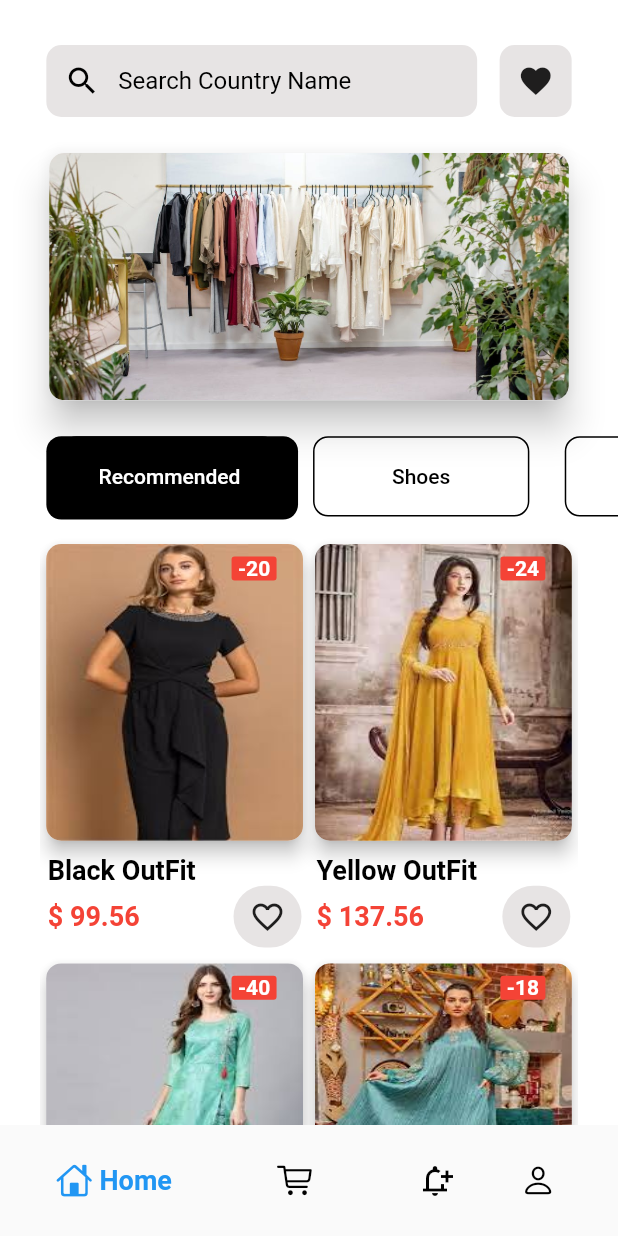
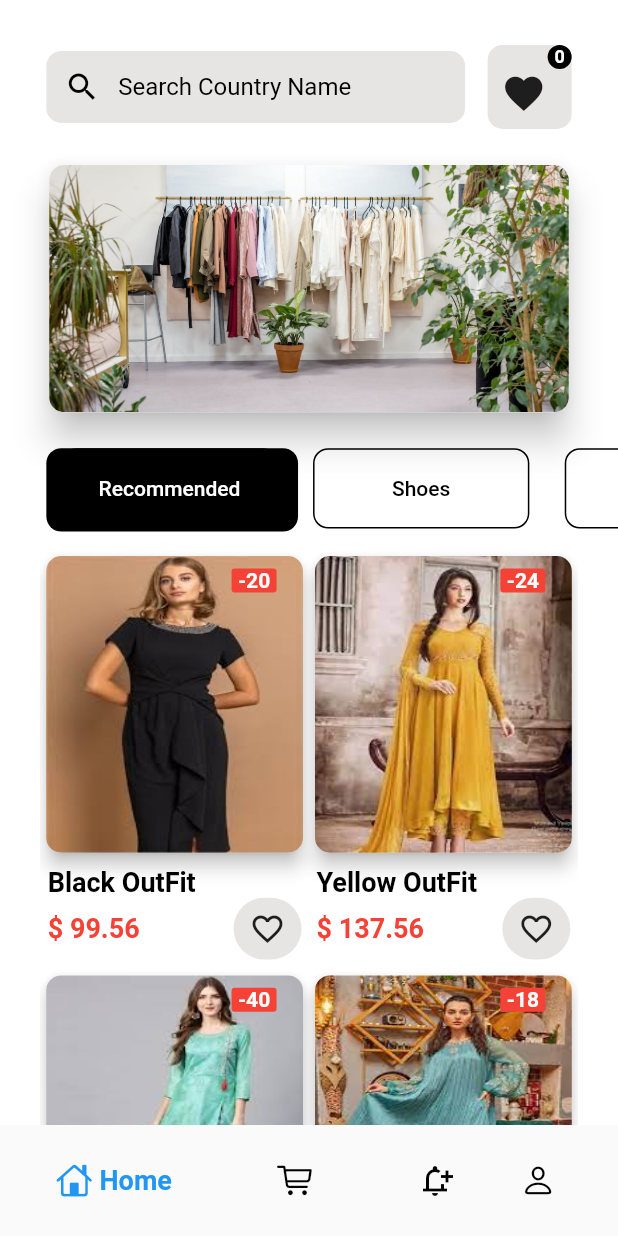
Before and after one commit to thesheerazali/e_commerce_app, a Flutter app: the screen it shows after launch, on a phone screen of 412 x 824 dp. Run offline on Flutter 3.47's test engine with Material 2 defaults, Android fonts, the phone set to English and light mode, and no system bars; drawn by our look-alikes of google_nav_bar; our stand-ins replace floor, readmore, sqflite, velocity_x; accounts and stored records are empty; generated files the repository leaves out were written again.

Commit message:
wishlist counter added

```diff
--- a/lib/screens/home/components/home_search_motification_bar.dart
+++ b/lib/screens/home/components/home_search_motification_bar.dart
@@ -1,6 +1,7 @@
 import 'package:e_commerce_app/provider/fav_provider.dart';
 import 'package:flutter/material.dart';
 import 'package:provider/provider.dart';
+import 'package:velocity_x/velocity_x.dart';
 
 import '../../fav_screen.dart';
 
@@ -62,14 +63,23 @@ class _SearchNotifBarState extends State<SearchNotifBar> {
                         ));
                   },
                   icon: value.isFav
-                      ? Icon(
+                      ? const Icon(
                           Icons.favorite_sharp,
                           color: Colors.red,
+                          size: 30,
                         )
-                      : Icon(
+                      : const Icon(
                           Icons.favorite_sharp,
+                          size: 30,
                         ),
-                ),
+                ).badge(
+                    color: value.isFav ? Colors.red : Colors.black,
+                    count: value.productModelsget.length,
+                    textStyle: TextStyle(
+                      fontSize: 12,
+                      fontWeight: FontWeight.bold,
+                      color: value.isFav ? Colors.white : Colors.white,
+                    )),
               ),
             ),
           ),
```
